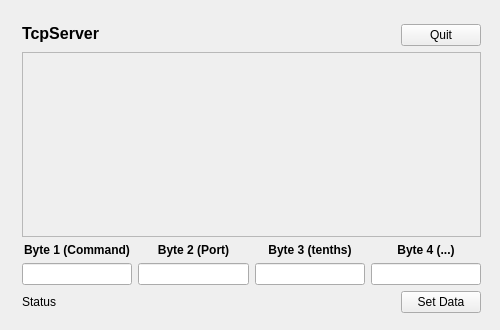
Old version of the form test_TcpServer/src/forms/mainwindow.ui in the repository Zingam/SpaGUIController.
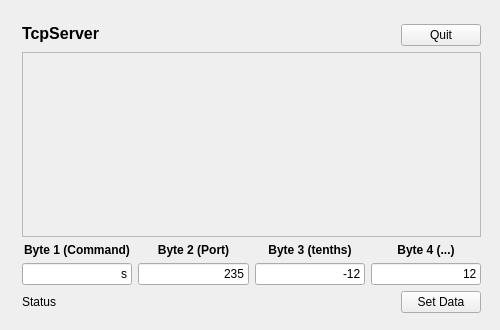
New version of the form.

Diff of the .ui file:
```diff
--- a/test_TcpServer/src/forms/mainwindow.ui
+++ b/test_TcpServer/src/forms/mainwindow.ui
@@ -105,7 +105,14 @@
           </widget>
          </item>
          <item>
-          <widget class="QLineEdit" name="lineEdit_Byte01"/>
+          <widget class="QLineEdit" name="lineEdit_Byte01">
+           <property name="text">
+            <string>s</string>
+           </property>
+           <property name="alignment">
+            <set>Qt::AlignRight|Qt::AlignTrailing|Qt::AlignVCenter</set>
+           </property>
+          </widget>
          </item>
         </layout>
        </item>
@@ -128,7 +135,14 @@
           </widget>
          </item>
          <item>
-          <widget class="QLineEdit" name="lineEdit_Byte02"/>
+          <widget class="QLineEdit" name="lineEdit_Byte02">
+           <property name="text">
+            <string>235</string>
+           </property>
+           <property name="alignment">
+            <set>Qt::AlignRight|Qt::AlignTrailing|Qt::AlignVCenter</set>
+           </property>
+          </widget>
          </item>
         </layout>
        </item>
@@ -151,7 +165,14 @@
           </widget>
          </item>
          <item>
-          <widget class="QLineEdit" name="lineEdit_Byte03"/>
+          <widget class="QLineEdit" name="lineEdit_Byte03">
+           <property name="text">
+            <string>-12</string>
+           </property>
+           <property name="alignment">
+            <set>Qt::AlignRight|Qt::AlignTrailing|Qt::AlignVCenter</set>
+           </property>
+          </widget>
          </item>
         </layout>
        </item>
@@ -174,7 +195,14 @@
           </widget>
          </item>
          <item>
-          <widget class="QLineEdit" name="lineEdit_Byte04"/>
+          <widget class="QLineEdit" name="lineEdit_Byte04">
+           <property name="text">
+            <string>12</string>
+           </property>
+           <property name="alignment">
+            <set>Qt::AlignRight|Qt::AlignTrailing|Qt::AlignVCenter</set>
+           </property>
+          </widget>
          </item>
         </layout>
        </item>
```
